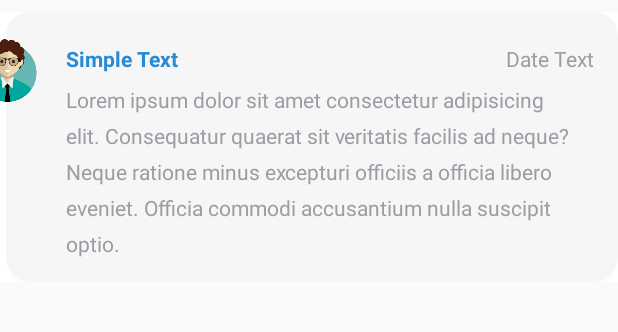
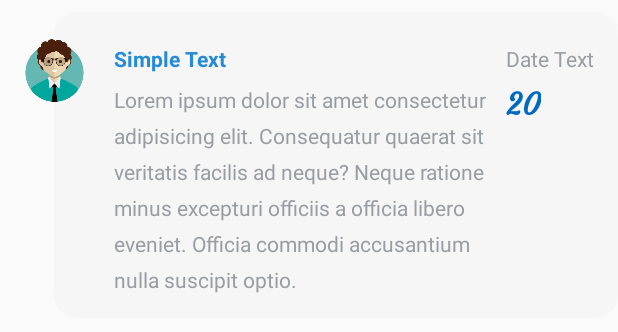
Before and after one commit to Hummer97/EMS_Android_Project, an Android app: the layout item_allexpenses.xml on its own in the app's theme, with its tools: preview values and no code run, on a phone screen of 412 x 824 dp. Shown: the top 332 px of the screen. Run offline under Robolectric (Android 15) with nearby library versions, the phone set to English and light mode, and no system bars.

Commit message:
Showing data on the All Expenses activity

```diff
--- a/app/build.gradle
+++ b/app/build.gradle
@@ -36,6 +36,7 @@ dependencies {
 
     //Firebase Database connectivity
     implementation 'com.google.firebase:firebase-database:19.3.0'
+    implementation 'com.firebaseui:firebase-ui-database:6.2.1'
 
     //Firebase User Authentication connectivity
     implementation 'com.google.firebase:firebase-auth:19.3.0'
@@ -47,7 +48,7 @@ dependencies {
     testImplementation 'junit:junit:4.12'
     androidTestImplementation 'androidx.test.ext:junit:1.1.0'
     androidTestImplementation 'androidx.test.espresso:espresso-core:3.1.1'
-    implementation 'androidx.recyclerview:recyclerview:1.0.0'
+    implementation 'androidx.recyclerview:recyclerview:1.1.0'
     implementation 'com.google.android.material:material:1.0.0'
     implementation files('libs\\activation.jar')
     implementation files('libs\\additionnal.jar')
--- a/app/src/main/AndroidManifest.xml
+++ b/app/src/main/AndroidManifest.xml
@@ -21,7 +21,7 @@
             </intent-filter>
         </activity>
         <activity android:name=".Activities.News" android:theme="@style/StatusBarAppTheme"/>
-        <activity android:name=".Activities.Expenses" android:theme="@style/StatusBarAppTheme"/>
+        <activity android:name=".Activities.Expenses"/>
         <activity android:name=".Activities.Profile" />
         <activity android:name=".Activities.Add_expenses"/>
         <activity android:name=".Activities.Dashboard" android:theme="@style/AppTheme.Transparent.StatusBar"/>
--- a/app/src/main/java/com/roy/Expenses_Management_System/Activities/Create_Group.java
+++ b/app/src/main/java/com/roy/Expenses_Management_System/Activities/Create_Group.java
@@ -103,6 +103,7 @@ public class Create_Group extends AppCompatActivity{
 
     private void addGroup(CreateGroup createGroup) {
         final String groupSize = rg_group_size.getText().toString();
+        final String groupName = rg_group_name.getText().toString();
         reference = mDatabase.getReference("Groups").push();
         //Get Group unique id and update group key
         final String key = reference.getKey();
@@ -114,7 +115,7 @@ public class Create_Group extends AppCompatActivity{
             public void onSuccess(Void aVoid) {
 
                 Intent i = new Intent(Create_Group.this, Registration_Form.class);
-                i.putExtra("Group_key",key).putExtra("Group_size",groupSize);
+                i.putExtra("Group_key",key).putExtra("Group_size",groupSize).putExtra("Group_Name",groupName);
                 startActivity(i);
                 Toast.makeText(Create_Group.this, "Successfully Inserted", Toast.LENGTH_SHORT).show();
                 loadProgress.setVisibility(View.GONE);
--- a/app/src/main/java/com/roy/Expenses_Management_System/Activities/Registration_Form.java
+++ b/app/src/main/java/com/roy/Expenses_Management_System/Activities/Registration_Form.java
@@ -75,6 +75,7 @@ public class Registration_Form extends AppCompatActivity {
         final Intent intent = getIntent();
         final String group_key = intent.getExtras().getString("Group_key");
         final String group_size = intent.getExtras().getString("Group_size");
+        final String group_name = intent.getExtras().getString("Group_Name");
 
 
         // Sender mail credential
@@ -109,7 +110,7 @@ public class Registration_Form extends AppCompatActivity {
 
                                     if(task.isSuccessful())
                                     {
-                                        RegesterUser regesterUser = new RegesterUser(user_name, mobile_no, group_key);
+                                        RegesterUser regesterUser = new RegesterUser(user_name, mobile_no, group_key,group_name);
                                         addUser(regesterUser);
                                     }
                                 }
@@ -160,7 +161,6 @@ public class Registration_Form extends AppCompatActivity {
 
                     loadingProgressBar.setVisibility(View.INVISIBLE);
                     usrRegbtn.setVisibility(View.VISIBLE);
-
                     i++;
                 }
             }
--- a/app/src/main/java/com/roy/Expenses_Management_System/Models/AddExpensesModel.java
+++ b/app/src/main/java/com/roy/Expenses_Management_System/Models/AddExpensesModel.java
@@ -8,6 +8,10 @@ public class AddExpensesModel {
     private String expense_price;
     private String added_date;
 
+    AddExpensesModel()
+    {
+
+    }
     public AddExpensesModel(String group_ID, String user_ID, String expense_details, String expense_price, String added_date) {
         this.group_ID = group_ID;
         this.user_ID = user_ID;
--- a/app/src/main/res/layout/activity_add_expenses.xml
+++ b/app/src/main/res/layout/activity_add_expenses.xml
@@ -39,12 +39,12 @@
         tools:ignore="MissingConstraints">
 
         <TextView
-            android:id="@+id/show_UserID"
+            android:id="@+id/show_UserName"
             android:layout_width="wrap_content"
             android:layout_height="wrap_content"
             android:alpha="0.62"
             android:fontFamily="@font/aladin"
-            android:text="Chandra Bhushan Singh"
+            android:text="User Name"
             android:textColor="#000000"
             android:textSize="28dp"
             android:textStyle="bold" />
@@ -54,7 +54,7 @@
             android:layout_width="wrap_content"
             android:layout_height="wrap_content"
             android:fontFamily="@font/aguafina_script"
-            android:text="Sada Aada"
+            android:text="Group Name"
             android:textColor="#0D2331"
             android:textSize="16dp" />
 
--- a/app/src/main/res/layout/item_allexpenses.xml
+++ b/app/src/main/res/layout/item_allexpenses.xml
@@ -1,28 +1,27 @@
 <?xml version="1.0" encoding="utf-8"?>
-<androidx.constraintlayout.widget.ConstraintLayout
-    xmlns:android="http://schemas.android.com/apk/res/android"
+<androidx.constraintlayout.widget.ConstraintLayout xmlns:android="http://schemas.android.com/apk/res/android"
     xmlns:app="http://schemas.android.com/apk/res-auto"
     xmlns:tools="http://schemas.android.com/tools"
     android:layout_width="match_parent"
     android:layout_height="wrap_content"
-    android:background="@color/colorWhite"
-    android:layout_marginTop="8dp">
+    android:layout_marginTop="8dp"
+    android:paddingLeft="12dp">
 
     <RelativeLayout
         android:id="@+id/container"
         android:layout_width="0dp"
         android:layout_height="wrap_content"
-        android:layout_marginStart="4dp"
+        android:layout_marginStart="24dp"
         android:layout_marginLeft="24dp"
+        android:background="@drawable/card_bg"
         android:paddingBottom="16dp"
-        android:background="@drawable/card_bg"
         app:layout_constraintBottom_toBottomOf="parent"
         app:layout_constraintEnd_toEndOf="parent"
         app:layout_constraintStart_toStartOf="parent"
         app:layout_constraintTop_toTopOf="parent">
 
         <TextView
-            android:id="@+id/tv_title"
+            android:id="@+id/allExp_title"
             android:layout_width="wrap_content"
             android:layout_height="wrap_content"
             android:layout_alignParentStart="true"
@@ -36,23 +35,43 @@
             android:textStyle="bold" />
 
         <TextView
-            android:id="@+id/tv_description"
-            android:layout_width="match_parent"
+            android:id="@+id/allExp_description"
+            android:layout_width="260dp"
             android:layout_height="wrap_content"
-            android:layout_below="@id/tv_title"
-            android:layout_alignStart="@id/tv_title"
-            android:layout_alignLeft="@id/tv_title"
+            android:layout_below="@id/allExp_title"
+            android:layout_alignStart="@id/allExp_title"
+            android:layout_alignLeft="@id/allExp_title"
             android:layout_marginTop="8dp"
-            android:layout_marginRight="16dp"
+            android:layout_marginEnd="1dp"
+            android:layout_marginRight="1dp"
+            android:layout_toStartOf="@+id/allExp_date"
+            android:layout_toLeftOf="@+id/allExp_date"
             android:lineSpacingExtra="8dp"
             android:text="Lorem ipsum dolor sit amet consectetur adipisicing elit. Consequatur quaerat sit veritatis facilis ad neque? Neque ratione minus excepturi officiis a officia libero eveniet. Officia commodi accusantium nulla suscipit optio. "
             android:textColor="@color/content_text_color" />
 
         <TextView
-            android:id="@+id/tv_date"
+            android:id="@+id/allExp_price"
             android:layout_width="wrap_content"
             android:layout_height="wrap_content"
-            android:layout_alignBottom="@id/tv_title"
+            android:layout_below="@+id/allExp_date"
+            android:layout_alignStart="@id/allExp_date"
+            android:layout_alignLeft="@id/allExp_date"
+            android:layout_centerInParent="true"
+            android:layout_marginTop="8dp"
+            android:layout_marginRight="16dp"
+            android:layout_toRightOf="@+id/allExp_description"
+            android:fontFamily="@font/courgette"
+            android:text="20"
+            android:textColor="@color/theme_color"
+            android:textSize="20dp"
+            android:textStyle="bold" />
+
+        <TextView
+            android:id="@+id/allExp_date"
+            android:layout_width="wrap_content"
+            android:layout_height="wrap_content"
+            android:layout_alignBottom="@id/allExp_title"
             android:layout_alignParentEnd="true"
             android:layout_alignParentRight="true"
             android:layout_marginTop="21dp"
@@ -63,7 +82,7 @@
     </RelativeLayout>
 
     <ImageView
-        android:id="@+id/nwimg_user"
+        android:id="@+id/allExp_UserImg"
         android:layout_width="46dp"
         android:layout_height="46dp"
         android:layout_marginTop="16dp"
```
Also changed, not shown: app/src/main/java/com/roy/Expenses_Management_System/Activities/Add_expenses.java (+18 -1 lines), app/src/main/java/com/roy/Expenses_Management_System/Activities/Expenses.java (+60 -19 lines), app/src/main/java/com/roy/Expenses_Management_System/Adapters/ExpensesAdapter.java (+21 -33 lines), app/src/main/java/com/roy/Expenses_Management_System/Models/RegesterUser.java (+10 -2 lines), app/src/main/res/layout/activity_expenses.xml (+4 -3 lines).
